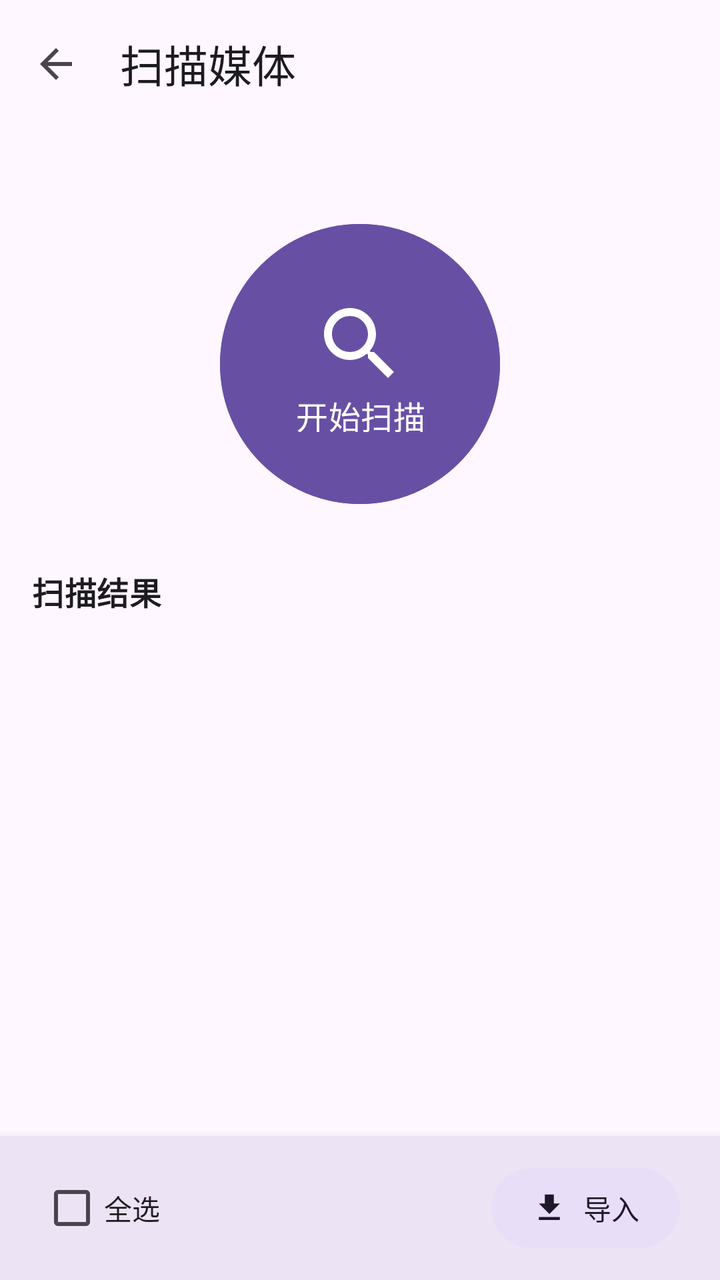
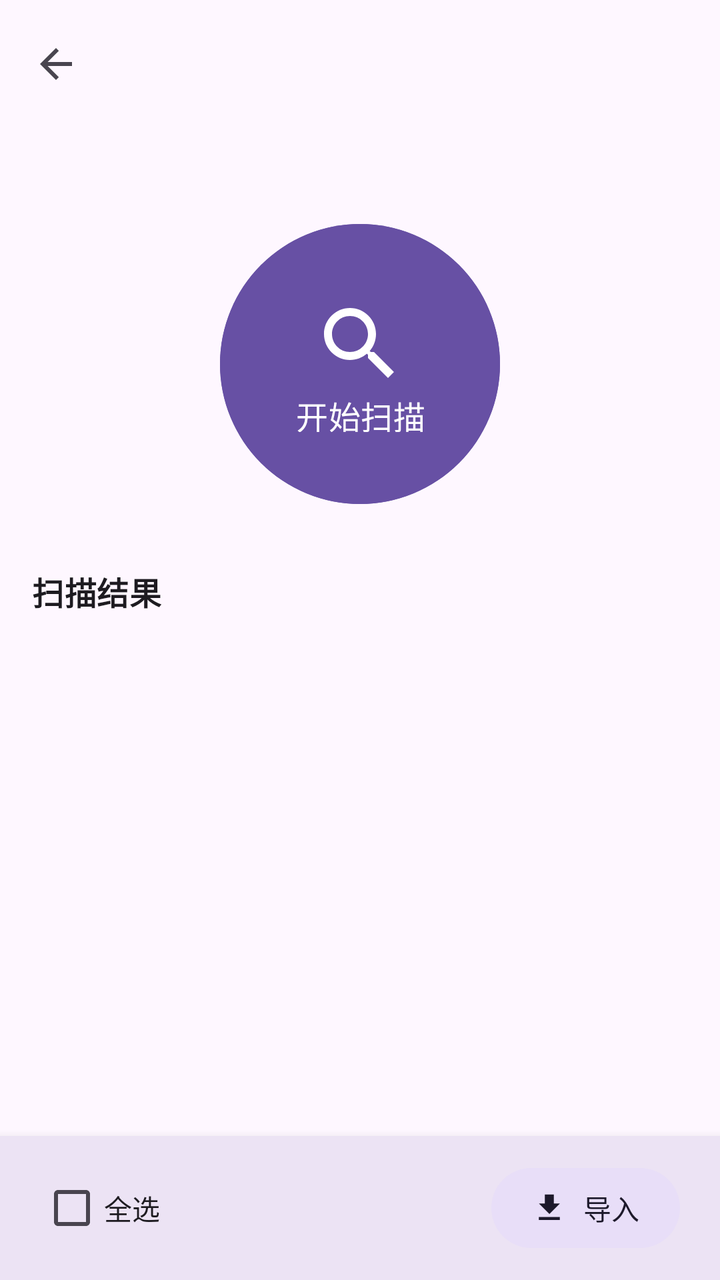

Before-and-after screenshots of an Android layout around one commit, followed by the original layout XML and the change that was made.
<!-- AndroidManifest.xml: application theme Theme.MyMedia -->
<!-- res/layout/activity_scan.xml -->
<?xml version="1.0" encoding="utf-8"?>
<LinearLayout xmlns:android="http://schemas.android.com/apk/res/android"
    xmlns:app="http://schemas.android.com/apk/res-auto"
    xmlns:tools="http://schemas.android.com/tools"
    android:layout_width="match_parent"
    android:layout_height="match_parent"
    android:orientation="vertical"
    android:background="?android:attr/colorBackground"
    tools:context=".feature.scan.ScanActivity">

    
    <com.google.android.material.appbar.AppBarLayout
        android:id="@+id/appBar"
        android:layout_width="match_parent"
        android:layout_height="wrap_content"
        android:background="?attr/colorSurface">

        <com.google.android.material.appbar.MaterialToolbar
            android:id="@+id/toolbar"
            android:layout_width="match_parent"
            android:layout_height="?attr/actionBarSize"
            app:title="@string/scan_title"
            app:navigationIcon="@drawable/ic_back" />
    </com.google.android.material.appbar.AppBarLayout>

    
    <androidx.core.widget.NestedScrollView
        android:layout_width="match_parent"
        android:layout_height="@dimen/dimens_0"
        android:layout_weight="1"
        android:fillViewport="true">

        <LinearLayout
            android:layout_width="match_parent"
            android:layout_height="wrap_content"
            android:orientation="vertical"
            android:padding="@dimen/dimens_16"
            android:gravity="center_horizontal">

            
            <com.google.android.material.button.MaterialButton
                android:id="@+id/btn_scan"
                android:layout_width="@dimen/dimens_140"
                android:layout_height="@dimen/dimens_140"
                android:text="@string/scan_action"
                app:iconPadding="@dimen/dimens_0"
                android:insetTop="@dimen/dimens_0"
                android:insetBottom="@dimen/dimens_0"
                app:cornerRadius="@dimen/dimens_70"
                style="@style/Widget.Material3.Button"
                android:backgroundTint="?attr/colorPrimary"
                android:textColor="?attr/colorOnPrimary"
                app:icon="@drawable/ic_search"
                app:iconSize="@dimen/dimens_48"
                app:iconGravity="top"
                app:iconTint="?attr/colorOnPrimary"
                android:paddingTop="@dimen/dimens_36"
                android:paddingBottom="@dimen/dimens_36"
                android:textAppearance="?attr/textAppearanceTitleMedium"
                android:layout_gravity="center_horizontal"
                android:layout_marginTop="@dimen/dimens_32"
                android:layout_marginBottom="@dimen/dimens_32" />

            
            <TextView
                android:id="@+id/tv_results_title"
                android:layout_width="match_parent"
                android:layout_height="wrap_content"
                android:text="@string/scan_results"
                android:layout_marginBottom="@dimen/dimens_16"
                android:textAppearance="?attr/textAppearanceTitleMedium"
                android:textStyle="bold" />

            
            <TextView
                android:id="@+id/tv_empty"
                android:layout_width="match_parent"
                android:layout_height="wrap_content"
                android:text="@string/no_results"
                android:textAppearance="?attr/textAppearanceBodyMedium"
                android:textColor="?android:attr/textColorSecondary"
                android:gravity="center"
                android:layout_marginTop="@dimen/dimens_24"
                android:visibility="gone" />

            
            <androidx.recyclerview.widget.RecyclerView
                android:id="@+id/rv_scan_results"
                android:layout_width="match_parent"
                android:layout_height="wrap_content"
                android:nestedScrollingEnabled="false"
                tools:listitem="@layout/item_media_linear" />

        </LinearLayout>
    </androidx.core.widget.NestedScrollView>

    
    <com.google.android.material.card.MaterialCardView
        android:id="@+id/bottom_bar"
        android:layout_width="match_parent"
        android:layout_height="wrap_content"
        style="@style/Widget.Material3.CardView.Elevated"
        app:cardCornerRadius="@dimen/dimens_0"
        app:cardElevation="@dimen/dimens_8"
        android:backgroundTint="?attr/colorSurface">

        <LinearLayout
            android:layout_width="match_parent"
            android:layout_height="wrap_content"
            android:orientation="horizontal"
            android:gravity="center_vertical"
            android:paddingStart="@dimen/dimens_20"
            android:paddingEnd="@dimen/dimens_20"
            android:paddingTop="@dimen/dimens_12"
            android:paddingBottom="@dimen/dimens_12">

            
            <com.google.android.material.checkbox.MaterialCheckBox
                android:id="@+id/cb_select_all"
                android:layout_width="wrap_content"
                android:layout_height="wrap_content"
                android:text="全选"
                android:textAppearance="?attr/textAppearanceLabelLarge" />

            <View
                android:layout_width="@dimen/dimens_0"
                android:layout_height="@dimen/dimens_1"
                android:layout_weight="1" />

            
            <com.google.android.material.button.MaterialButton
                android:id="@+id/btn_import"
                android:layout_width="wrap_content"
                android:layout_height="wrap_content"
                android:text="导入"
                style="@style/Widget.Material3.Button.TonalButton"
                app:icon="@drawable/ic_import"
                app:iconGravity="textStart"
                android:paddingStart="@dimen/dimens_20"
                android:paddingEnd="@dimen/dimens_20" />

        </LinearLayout>
    </com.google.android.material.card.MaterialCardView>

</LinearLayout>
<!-- res/layout/item_media_linear.xml (included above) -->
<?xml version="1.0" encoding="utf-8"?>
<androidx.constraintlayout.widget.ConstraintLayout xmlns:android="http://schemas.android.com/apk/res/android"
    xmlns:app="http://schemas.android.com/apk/res-auto"
    xmlns:tools="http://schemas.android.com/tools"
    android:layout_width="match_parent"
    android:layout_height="wrap_content"
    android:background="?attr/selectableItemBackground">

    
    <com.google.android.material.checkbox.MaterialCheckBox
        android:id="@+id/cb_select"
        android:layout_width="wrap_content"
        android:layout_height="wrap_content"
        android:minWidth="@dimen/dimens_0"
        android:minHeight="@dimen/dimens_0"
        app:layout_constraintStart_toStartOf="parent"
        app:layout_constraintTop_toTopOf="parent"
        app:layout_constraintBottom_toBottomOf="parent" />

    
    <com.google.android.material.imageview.ShapeableImageView
        android:id="@+id/iv_media_icon"
        android:layout_width="@dimen/dimens_48"
        android:layout_height="@dimen/dimens_48"
        android:background="?attr/colorSurfaceVariant"
        android:scaleType="center"
        android:src="@drawable/ic_music"
        app:shapeAppearanceOverlay="@style/ShapeAppearance.Material3.Corner.Small"
        app:layout_constraintStart_toEndOf="@id/cb_select"
        app:layout_constraintTop_toTopOf="parent"
        app:layout_constraintBottom_toBottomOf="parent"
        android:layout_marginStart="@dimen/dimens_12" />

    
    <LinearLayout
        android:layout_width="@dimen/dimens_0"
        android:layout_height="wrap_content"
        android:orientation="vertical"
        app:layout_constraintStart_toEndOf="@id/iv_media_icon"
        app:layout_constraintEnd_toStartOf="@id/btn_edit"
        app:layout_constraintTop_toTopOf="parent"
        app:layout_constraintBottom_toBottomOf="parent"
        android:layout_marginStart="@dimen/dimens_12"
        android:layout_marginEnd="@dimen/dimens_12">

        <TextView
            android:id="@+id/tv_media_title"
            android:layout_width="match_parent"
            android:layout_height="wrap_content"
            android:text="媒体名称"
            android:textAppearance="?attr/textAppearanceBodyLarge"
            android:textStyle="bold"
            android:ellipsize="end"
            android:singleLine="true" />

        <TextView
            android:id="@+id/tv_media_subtitle"
            android:layout_width="match_parent"
            android:layout_height="wrap_content"
            android:text="作者 / 时长 / 大小"
            android:textAppearance="?attr/textAppearanceBodyMedium"
            android:textColor="?android:attr/textColorSecondary"
            android:layout_marginTop="@dimen/dimens_2"
            android:ellipsize="end"
            android:singleLine="true" />
    </LinearLayout>


    
    <ImageView
        android:id="@+id/btn_edit"
        android:layout_width="@dimen/dimens_40"
        android:layout_height="@dimen/dimens_40"
        android:padding="@dimen/dimens_8"
        android:src="@drawable/ic_edit"
        android:background="?attr/selectableItemBackgroundBorderless"
        android:contentDescription="编辑"
        app:tint="?attr/colorOnSurfaceVariant"
        app:layout_constraintEnd_toEndOf="parent"
        app:layout_constraintTop_toTopOf="parent"
        app:layout_constraintBottom_toBottomOf="parent" />

    
    <ImageView
        android:id="@+id/btn_more"
        android:layout_width="@dimen/dimens_0"
        android:layout_height="@dimen/dimens_0"
        android:visibility="gone"
        app:layout_constraintTop_toTopOf="parent"
        app:layout_constraintStart_toStartOf="parent" />

</androidx.constraintlayout.widget.ConstraintLayout>
<!-- resources referenced by this layout -->
<resources>
  <dimen name="dimens_0">0dp</dimen>
  <dimen name="dimens_1">1dp</dimen>
  <dimen name="dimens_12">12dp</dimen>
  <dimen name="dimens_140">140dp</dimen>
  <dimen name="dimens_16">16dp</dimen>
  <dimen name="dimens_2">2dp</dimen>
  <dimen name="dimens_20">20dp</dimen>
  <dimen name="dimens_24">24dp</dimen>
  <dimen name="dimens_32">32dp</dimen>
  <dimen name="dimens_36">36dp</dimen>
  <dimen name="dimens_40">40dp</dimen>
  <dimen name="dimens_48">48dp</dimen>
  <dimen name="dimens_70">70dp</dimen>
  <dimen name="dimens_8">8dp</dimen>
  <!-- drawable ic_back (drawable) -->
  <vector xmlns:android="http://schemas.android.com/apk/res/android"
      android:width="24dp"
      android:height="24dp"
      android:viewportWidth="24"
      android:viewportHeight="24"
      android:tint="?attr/colorControlNormal">
    <path
        android:fillColor="@android:color/white"
        android:pathData="M20,11H7.83l5.59,-5.59L12,4l-8,8 8,8 1.41,-1.41L7.83,13H20v-2z"/>
  </vector>
  <!-- drawable ic_edit (drawable) -->
  <vector xmlns:android="http://schemas.android.com/apk/res/android"
      android:width="24dp"
      android:height="24dp"
      android:viewportWidth="24"
      android:viewportHeight="24"
      android:tint="?attr/colorControlNormal">
    <path
        android:fillColor="@android:color/white"
        android:pathData="M3,17.25V21h3.75L17.81,9.94l-3.75,-3.75L3,17.25zM20.71,7.04c0.39,-0.39 0.39,-1.02 0,-1.41l-2.34,-2.34c-0.39,-0.39 -1.02,-0.39 -1.41,0l-1.83,1.83 3.75,3.75 1.83,-1.83z"/>
  </vector>
  <!-- drawable ic_import (drawable) -->
  <vector xmlns:android="http://schemas.android.com/apk/res/android"
      android:width="24dp"
      android:height="24dp"
      android:viewportWidth="24"
      android:viewportHeight="24"
      android:tint="?attr/colorControlNormal">
    <path
        android:fillColor="@android:color/white"
        android:pathData="M19,9h-4V3H9v6H5l7,7 7,-7zM5,18v2h14v-2H5z"/>
  </vector>
  <!-- drawable ic_music (drawable) -->
  <vector xmlns:android="http://schemas.android.com/apk/res/android"
      android:width="24dp"
      android:height="24dp"
      android:viewportWidth="24"
      android:viewportHeight="24"
      android:tint="?attr/colorControlNormal">
    <path
        android:fillColor="@android:color/white"
        android:pathData="M12,3v10.55c-0.59,-0.34 -1.27,-0.55 -2,-0.55 -2.21,0 -4,1.79 -4,4s1.79,4 4,4 4,-1.79 4,-4V7h4V3h-6z"/>
  </vector>
  <!-- drawable ic_search (drawable) -->
  <vector xmlns:android="http://schemas.android.com/apk/res/android"
      android:width="24dp"
      android:height="24dp"
      android:viewportWidth="24"
      android:viewportHeight="24"
      android:tint="?attr/colorControlNormal">
    <path
        android:fillColor="@android:color/white"
        android:pathData="M15.5,14h-0.79l-0.28,-0.27C15.41,12.59 16,11.11 16,9.5 16,5.91 13.09,3 9.5,3S3,5.91 3,9.5 5.91,16 9.5,16c1.61,0 3.09,-0.59 4.23,-1.57l0.27,0.28v0.79l5,4.99L20.49,19l-4.99,-5zm-6,0C7.01,14 5,11.99 5,9.5S7.01,5 9.5,5 14,7.01 14,9.5 11.99,14 9.5,14z"/>
  </vector>
  <string name="no_results">暂无扫描结果</string>
  <string name="scan_action">开始扫描</string>
  <string name="scan_results">扫描结果</string>
  <string name="scan_title">扫描媒体</string>
  <style name="Theme.MyMedia" parent="Theme.Material3.DayNight.NoActionBar">
          
      </style>
</resources>

<!-- the commit's change to res/layout/activity_scan.xml (unified diff, before → after) -->
@@ -19,7 +19,6 @@
             android:id="@+id/toolbar"
             android:layout_width="match_parent"
             android:layout_height="?attr/actionBarSize"
-            app:title="@string/scan_title"
             app:navigationIcon="@drawable/ic_back" />
     </com.google.android.material.appbar.AppBarLayout>
 
@@ -117,6 +116,7 @@
             
             <com.google.android.material.checkbox.MaterialCheckBox
                 android:id="@+id/cb_select_all"
+                android:checked="false"
                 android:layout_width="wrap_content"
                 android:layout_height="wrap_content"
                 android:text="全选"
@@ -163,7 +163,6 @@
         app:layout_constraintTop_toTopOf="parent"
         app:layout_constraintBottom_toBottomOf="parent" />
 
-    
     <com.google.android.material.imageview.ShapeableImageView
         android:id="@+id/iv_media_icon"
         android:layout_width="@dimen/dimens_48"
@@ -176,9 +175,8 @@
         app:layout_constraintTop_toTopOf="parent"
         app:layout_constraintBottom_toBottomOf="parent"
         android:layout_marginStart="@dimen/dimens_12" />
-
-    
     <LinearLayout
+        android:id="@+id/ll_media_content"
         android:layout_width="@dimen/dimens_0"
         android:layout_height="wrap_content"
         android:orientation="vertical"
<!-- resource entries referenced after the edit -->
@@ -72,7 +72,6 @@
   <string name="no_results">暂无扫描结果</string>
   <string name="scan_action">开始扫描</string>
   <string name="scan_results">扫描结果</string>
-  <string name="scan_title">扫描媒体</string>
   <style name="Theme.MyMedia" parent="Theme.Material3.DayNight.NoActionBar">
           
       </style>
